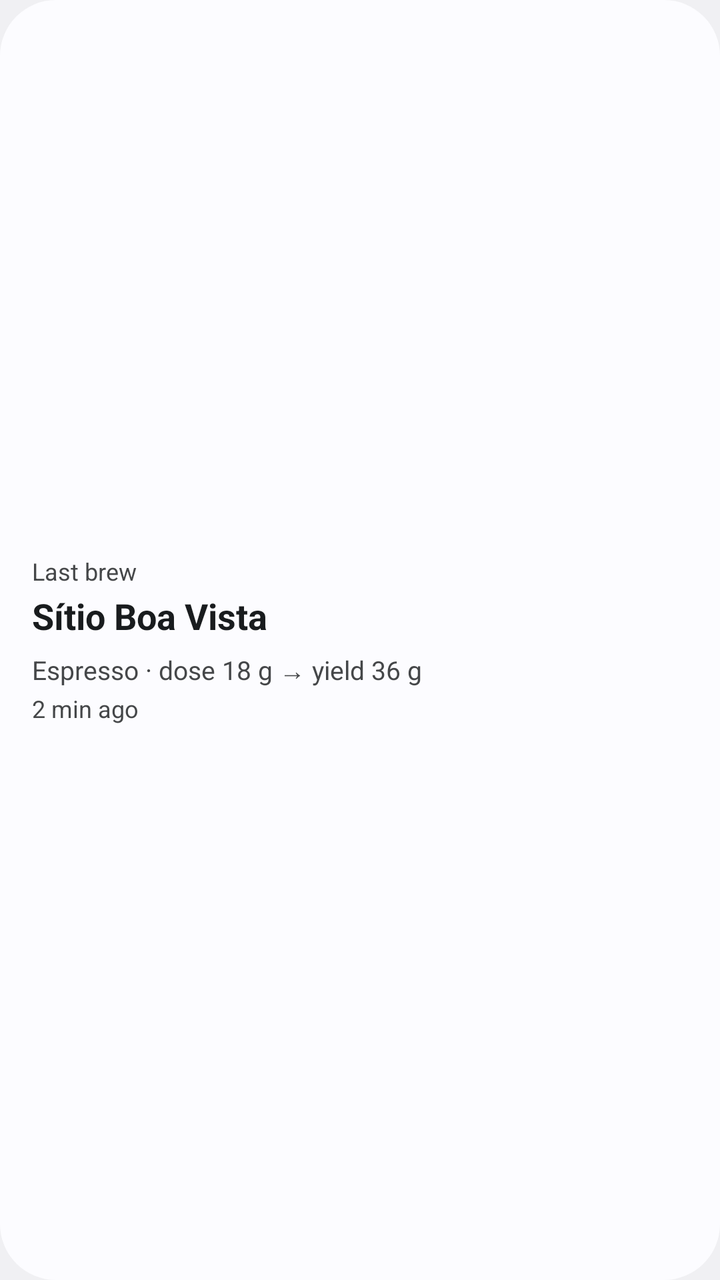
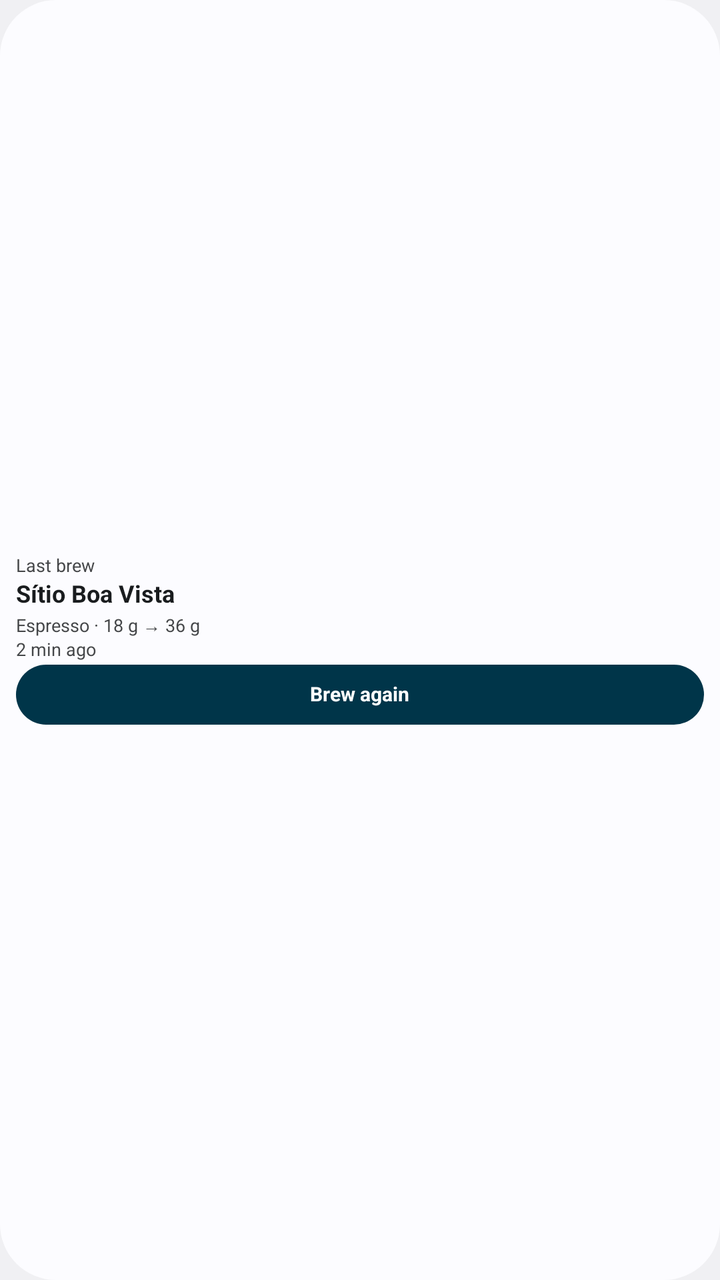

Compare the two renders of this Android layout. The source of the first and the diff that turns it into the second are given below.
<!-- AndroidManifest.xml: application theme Theme.App -->
<!-- res/layout/widget_brew_preview.xml -->
<?xml version="1.0" encoding="utf-8"?>
<LinearLayout xmlns:android="http://schemas.android.com/apk/res/android"
    android:layout_width="match_parent"
    android:layout_height="match_parent"
    android:background="@drawable/widget_brew_background"
    android:gravity="center_vertical"
    android:orientation="vertical"
    android:padding="16dp">

    <TextView
        android:layout_width="match_parent"
        android:layout_height="wrap_content"
        android:text="@string/widget_last_brew_title"
        android:textColor="@color/widget_secondary_text"
        android:textSize="12sp" />

    <TextView
        android:layout_width="match_parent"
        android:layout_height="wrap_content"
        android:layout_marginTop="2dp"
        android:ellipsize="end"
        android:maxLines="1"
        android:text="@string/widget_preview_coffee"
        android:textColor="@color/widget_primary_text"
        android:textSize="18sp"
        android:textStyle="bold" />

    <TextView
        android:layout_width="match_parent"
        android:layout_height="wrap_content"
        android:layout_marginTop="6dp"
        android:text="@string/widget_preview_brew_details"
        android:textColor="@color/widget_secondary_text"
        android:textSize="13sp" />

    <TextView
        android:layout_width="match_parent"
        android:layout_height="wrap_content"
        android:layout_marginTop="2dp"
        android:text="@string/widget_preview_time"
        android:textColor="@color/widget_secondary_text"
        android:textSize="12sp" />
</LinearLayout>
<!-- resources referenced by this layout -->
<resources>
  <color name="widget_primary_text">@android:color/system_neutral1_900</color>
  <color name="widget_secondary_text">@android:color/system_neutral1_700</color>
  <!-- drawable widget_brew_background (drawable) -->
  <?xml version="1.0" encoding="utf-8"?>
  <shape xmlns:android="http://schemas.android.com/apk/res/android" android:shape="rectangle">
      <solid android:color="@color/widget_background" />
      <corners android:radius="@android:dimen/system_app_widget_background_radius" />
  </shape>
  <string name="widget_last_brew_title">Last brew</string>
  <string name="widget_preview_brew_details">Espresso · dose 18 g → yield 36 g</string>
  <string name="widget_preview_coffee">Sítio Boa Vista</string>
  <string name="widget_preview_time">2 min ago</string>
  <style name="Theme.App" parent="android:Theme.DeviceDefault.Light.NoActionBar" />
  <color name="widget_background">@android:color/system_neutral1_10</color>
</resources>

<!-- the commit's change to res/layout/widget_brew_preview.xml (unified diff, before → after) -->
@@ -5,16 +5,19 @@
     android:background="@drawable/widget_brew_background"
     android:gravity="center_vertical"
     android:orientation="vertical"
-    android:padding="16dp">
+    android:padding="8dp">
 
     <TextView
+        android:id="@+id/widget_title"
         android:layout_width="match_parent"
         android:layout_height="wrap_content"
         android:text="@string/widget_last_brew_title"
         android:textColor="@color/widget_secondary_text"
-        android:textSize="12sp" />
+        android:includeFontPadding="false"
+        android:textSize="9sp" />
 
     <TextView
+        android:id="@+id/widget_coffee"
         android:layout_width="match_parent"
         android:layout_height="wrap_content"
         android:layout_marginTop="2dp"
@@ -22,22 +25,46 @@
         android:maxLines="1"
         android:text="@string/widget_preview_coffee"
         android:textColor="@color/widget_primary_text"
-        android:textSize="18sp"
+        android:includeFontPadding="false"
+        android:textSize="12sp"
         android:textStyle="bold" />
 
     <TextView
-        android:layout_width="match_parent"
-        android:layout_height="wrap_content"
-        android:layout_marginTop="6dp"
-        android:text="@string/widget_preview_brew_details"
-        android:textColor="@color/widget_secondary_text"
-        android:textSize="13sp" />
-
-    <TextView
+        android:id="@+id/widget_method"
         android:layout_width="match_parent"
         android:layout_height="wrap_content"
         android:layout_marginTop="2dp"
+        android:includeFontPadding="false"
+        android:text="@string/widget_preview_brew_details"
+        android:textColor="@color/widget_secondary_text"
+        android:textSize="9sp" />
+
+    <TextView
+        android:id="@+id/widget_time"
+        android:layout_width="match_parent"
+        android:layout_height="wrap_content"
+        android:layout_marginTop="1dp"
+        android:includeFontPadding="false"
         android:text="@string/widget_preview_time"
         android:textColor="@color/widget_secondary_text"
-        android:textSize="12sp" />
+        android:textSize="9sp" />
+
+    <FrameLayout
+        android:layout_width="match_parent"
+        android:layout_height="30dp"
+        android:layout_marginTop="2dp"
+        android:background="@drawable/widget_action_background"
+        android:gravity="center">
+
+        <TextView
+            android:id="@+id/widget_action_label"
+            android:layout_width="wrap_content"
+            android:layout_height="wrap_content"
+            android:layout_gravity="center"
+            android:includeFontPadding="false"
+            android:text="@string/widget_brew_filter"
+            android:textColor="@color/widget_action_text"
+            android:textSize="10sp"
+            android:textStyle="bold" />
+    </FrameLayout>
 </LinearLayout>
<!-- resource entries referenced after the edit -->
@@ -1,18 +1,27 @@
 <!-- resources referenced by this layout -->
 <resources>
+  <color name="widget_action_text">@android:color/system_neutral1_0</color>
   <color name="widget_primary_text">@android:color/system_neutral1_900</color>
   <color name="widget_secondary_text">@android:color/system_neutral1_700</color>
+  <!-- drawable widget_action_background (drawable) -->
+  <?xml version="1.0" encoding="utf-8"?>
+  <shape xmlns:android="http://schemas.android.com/apk/res/android" android:shape="rectangle">
+      <solid android:color="@color/widget_action_background" />
+      <corners android:radius="26dp" />
+  </shape>
   <!-- drawable widget_brew_background (drawable) -->
   <?xml version="1.0" encoding="utf-8"?>
   <shape xmlns:android="http://schemas.android.com/apk/res/android" android:shape="rectangle">
       <solid android:color="@color/widget_background" />
       <corners android:radius="@android:dimen/system_app_widget_background_radius" />
   </shape>
+  <string name="widget_brew_filter">Brew again</string>
   <string name="widget_last_brew_title">Last brew</string>
-  <string name="widget_preview_brew_details">Espresso · dose 18 g → yield 36 g</string>
+  <string name="widget_preview_brew_details">Espresso · 18 g → 36 g</string>
   <string name="widget_preview_coffee">Sítio Boa Vista</string>
   <string name="widget_preview_time">2 min ago</string>
   <style name="Theme.App" parent="android:Theme.DeviceDefault.Light.NoActionBar" />
+  <color name="widget_action_background">@android:color/system_accent1_800</color>
   <color name="widget_background">@android:color/system_neutral1_10</color>
 </resources>
 
